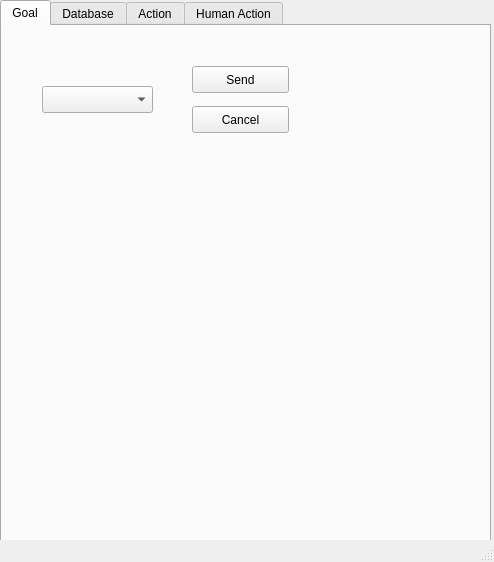
Qt form graphical_interface/ui/main_window.ui (laas/supervisor) before a commit.
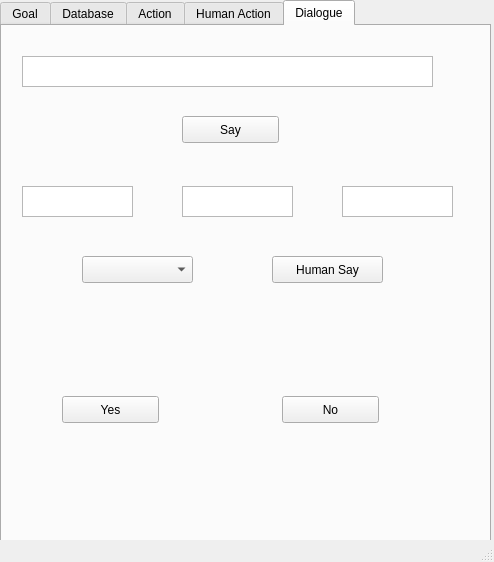
The same form after that commit. Icons and pictures are not drawn.

Commit message: [graphical_interface] add dialogue tab

```diff
--- a/graphical_interface/ui/main_window.ui
+++ b/graphical_interface/ui/main_window.ui
@@ -37,7 +37,7 @@
      </rect>
     </property>
     <property name="currentIndex">
-     <number>0</number>
+     <number>4</number>
     </property>
     <widget class="QWidget" name="Goal">
      <attribute name="title">
@@ -574,6 +574,113 @@
       </property>
      </widget>
     </widget>
+    <widget class="QWidget" name="tab">
+     <attribute name="title">
+      <string>Dialogue</string>
+     </attribute>
+     <widget class="QTextEdit" name="textDia">
+      <property name="geometry">
+       <rect>
+        <x>20</x>
+        <y>30</y>
+        <width>411</width>
+        <height>31</height>
+       </rect>
+      </property>
+     </widget>
+     <widget class="QTextEdit" name="textSubjectDia">
+      <property name="geometry">
+       <rect>
+        <x>20</x>
+        <y>160</y>
+        <width>111</width>
+        <height>31</height>
+       </rect>
+      </property>
+     </widget>
+     <widget class="QTextEdit" name="textPropertyDia">
+      <property name="geometry">
+       <rect>
+        <x>180</x>
+        <y>160</y>
+        <width>111</width>
+        <height>31</height>
+       </rect>
+      </property>
+     </widget>
+     <widget class="QTextEdit" name="textTargetDia">
+      <property name="geometry">
+       <rect>
+        <x>340</x>
+        <y>160</y>
+        <width>111</width>
+        <height>31</height>
+       </rect>
+      </property>
+     </widget>
+     <widget class="QPushButton" name="pushButtonSay">
+      <property name="geometry">
+       <rect>
+        <x>180</x>
+        <y>90</y>
+        <width>97</width>
+        <height>27</height>
+       </rect>
+      </property>
+      <property name="text">
+       <string>Say</string>
+      </property>
+     </widget>
+     <widget class="QPushButton" name="pushButtonHumanSay">
+      <property name="geometry">
+       <rect>
+        <x>270</x>
+        <y>230</y>
+        <width>111</width>
+        <height>27</height>
+       </rect>
+      </property>
+      <property name="text">
+       <string>Human Say</string>
+      </property>
+     </widget>
+     <widget class="QPushButton" name="pushButtonYes">
+      <property name="geometry">
+       <rect>
+        <x>60</x>
+        <y>370</y>
+        <width>97</width>
+        <height>27</height>
+       </rect>
+      </property>
+      <property name="text">
+       <string>Yes</string>
+      </property>
+     </widget>
+     <widget class="QPushButton" name="pushButtonNo">
+      <property name="geometry">
+       <rect>
+        <x>280</x>
+        <y>370</y>
+        <width>97</width>
+        <height>27</height>
+       </rect>
+      </property>
+      <property name="text">
+       <string>No</string>
+      </property>
+     </widget>
+     <widget class="QComboBox" name="comboBoxHumanDia">
+      <property name="geometry">
+       <rect>
+        <x>80</x>
+        <y>230</y>
+        <width>111</width>
+        <height>27</height>
+       </rect>
+      </property>
+     </widget>
+    </widget>
    </widget>
   </widget>
   <widget class="QStatusBar" name="statusbar"/>
```
The commit also changes 4 other files.
